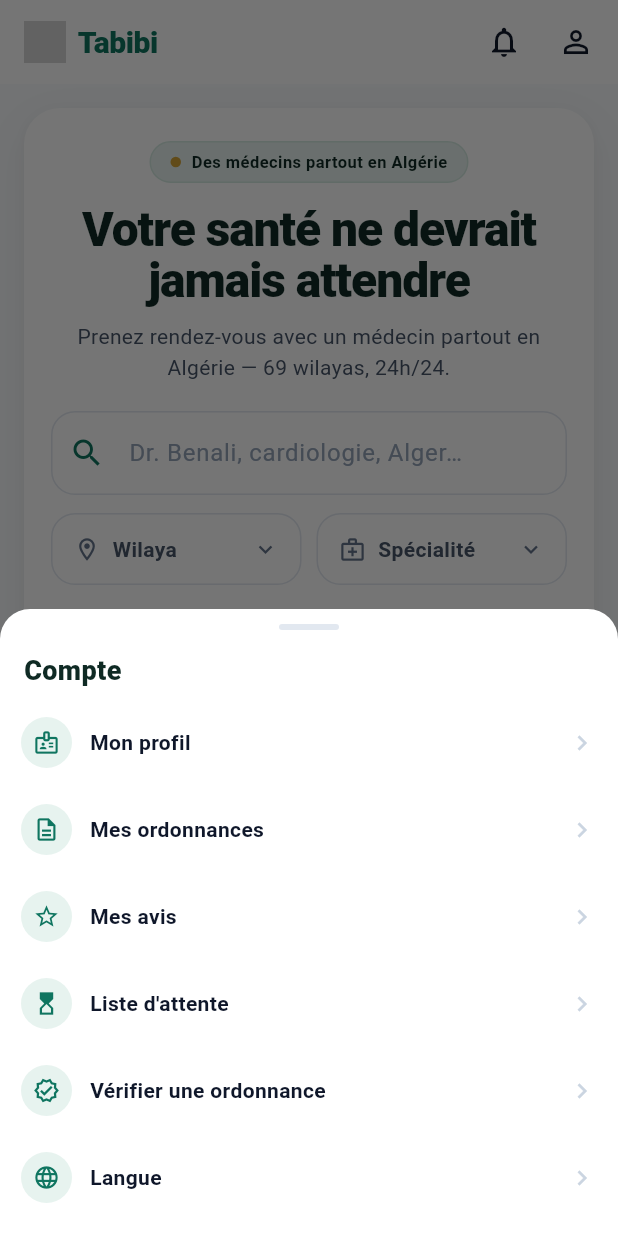
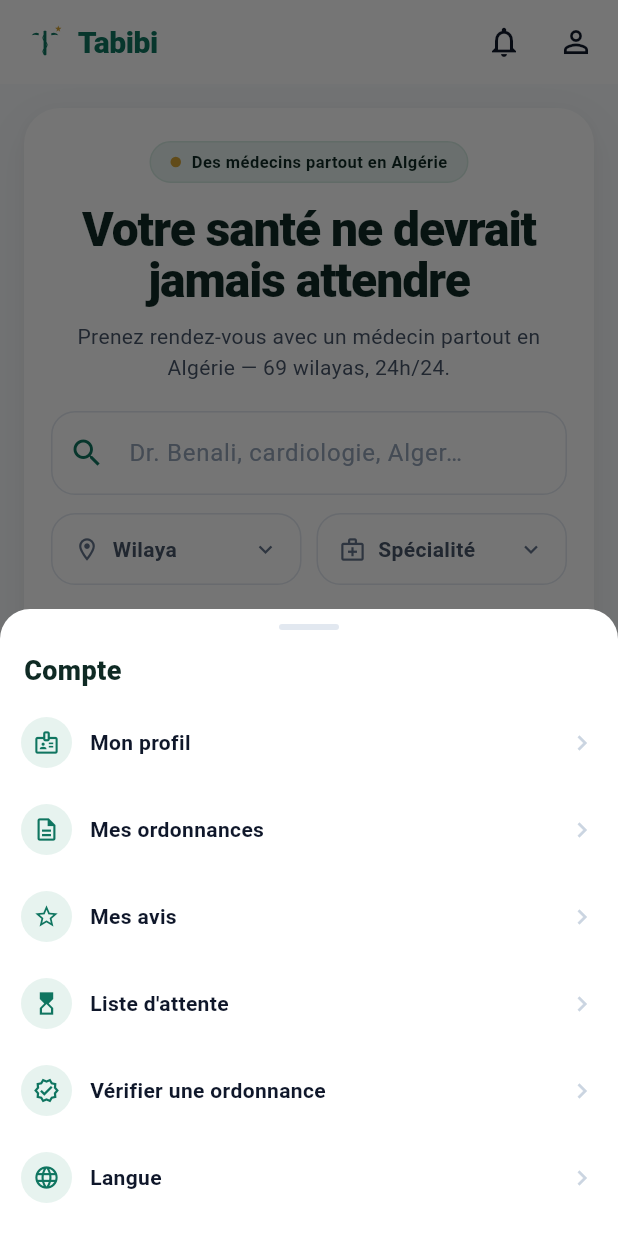
Before and after one commit to Ariles2025-ops/tabibi-mobile, a Flutter app: the screen it shows after launch, item 4 of the bottom bar chosen, on a phone screen of 412 x 824 dp. Run offline on Flutter 3.47's test engine with Material 3 defaults, Android fonts, the phone set to English and light mode, and no system bars; our stand-ins replace flutter_svg, open_filex, shared_preferences; missing offline and left inert: flutter_appauth; network calls fail; project files that could hold a hidden picture were left out.

Commit message:
logo: signe caducee vert sans carre (barre + footer)
Co-Authored-By: Claude Opus 4.8 <noreply@anthropic.com>
Claude-Session: https://claude.ai/code/session_01CCa1DaNUmAZsjfJadZhwzF

```diff
--- a/lib/main.dart
+++ b/lib/main.dart
@@ -342,7 +342,7 @@ class _RecherchePageState extends State<RecherchePage> {
       appBar: AppBar(
         titleSpacing: 16,
         title: Row(mainAxisSize: MainAxisSize.min, children: [
-          SvgPicture.asset('assets/logo-mark.svg', width: 28, height: 28),
+          SvgPicture.asset('assets/logo-mark-vert.svg', width: 28, height: 28),
           const SizedBox(width: 8),
           const Text('Tabibi',
               style: TextStyle(
@@ -939,7 +939,7 @@ class _RecherchePageState extends State<RecherchePage> {
       const Divider(color: Tabibi.bord, height: 1),
       const SizedBox(height: 18),
       Row(mainAxisAlignment: MainAxisAlignment.center, children: [
-        SvgPicture.asset('assets/logo-mark.svg', width: 22, height: 22),
+        SvgPicture.asset('assets/logo-mark-vert.svg', width: 22, height: 22),
         const SizedBox(width: 8),
         const Text('Tabibi',
             style: TextStyle(
```
Also changed, not shown: assets/logo-mark-vert.svg (added).
